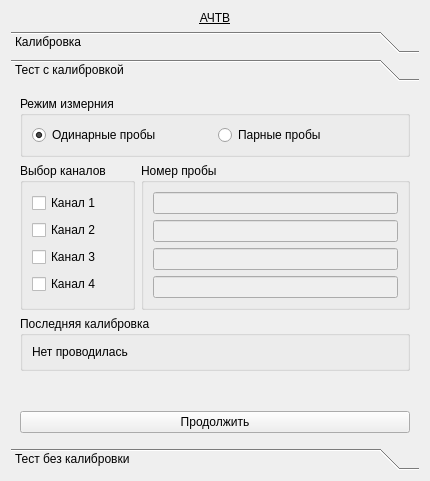
Qt form choisedialog/ko2.ui (krang4d/Agrekola) before a commit.
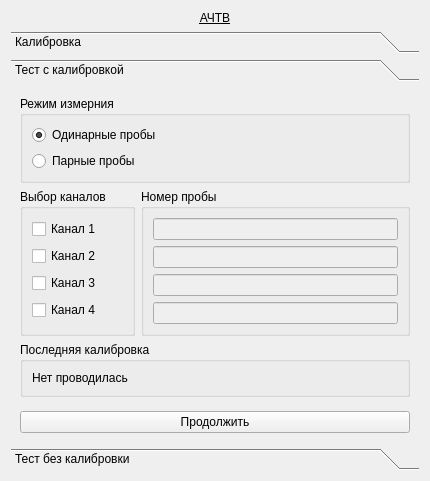
The same form after that commit. The open tabs and pages were chosen to show the change.

Commit message: load parameters form xml to form ko1

```diff
--- a/choisedialog/ko2.ui
+++ b/choisedialog/ko2.ui
@@ -205,7 +205,7 @@
          <property name="checkable">
           <bool>false</bool>
          </property>
-         <layout class="QHBoxLayout" name="horizontalLayout_2">
+         <layout class="QVBoxLayout" name="verticalLayout_10">
           <item>
            <widget class="QRadioButton" name="radioButton_testSingle">
             <property name="text">
```
Left out of the diff: 2 changed lines with no effect on the pictures. The commit also changes 5 other files.
